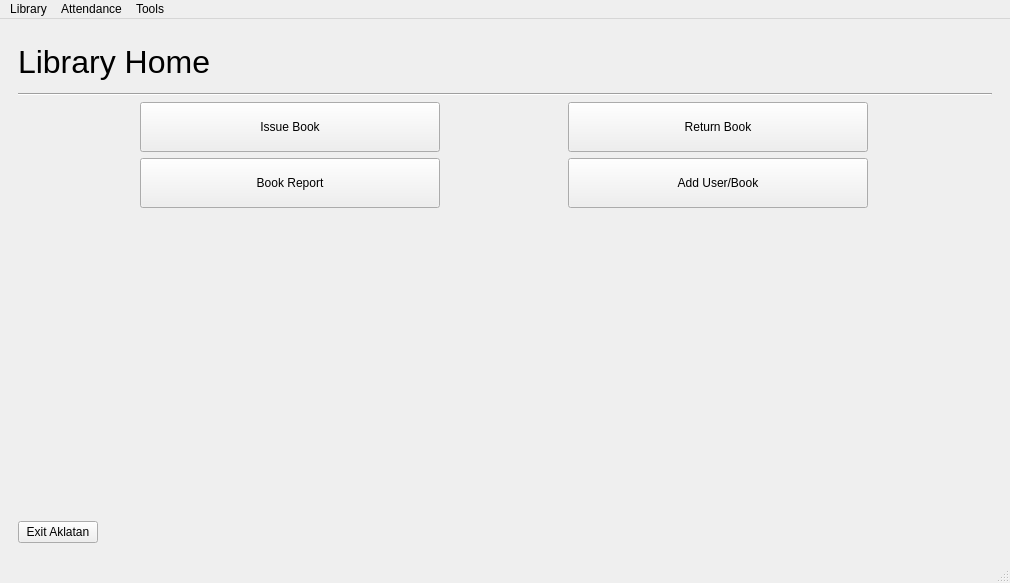
Above: library-window/ui/mainlibrarywindow.ui from AJigsawnHalo/Aklatan before the change. Below: the same form after it.
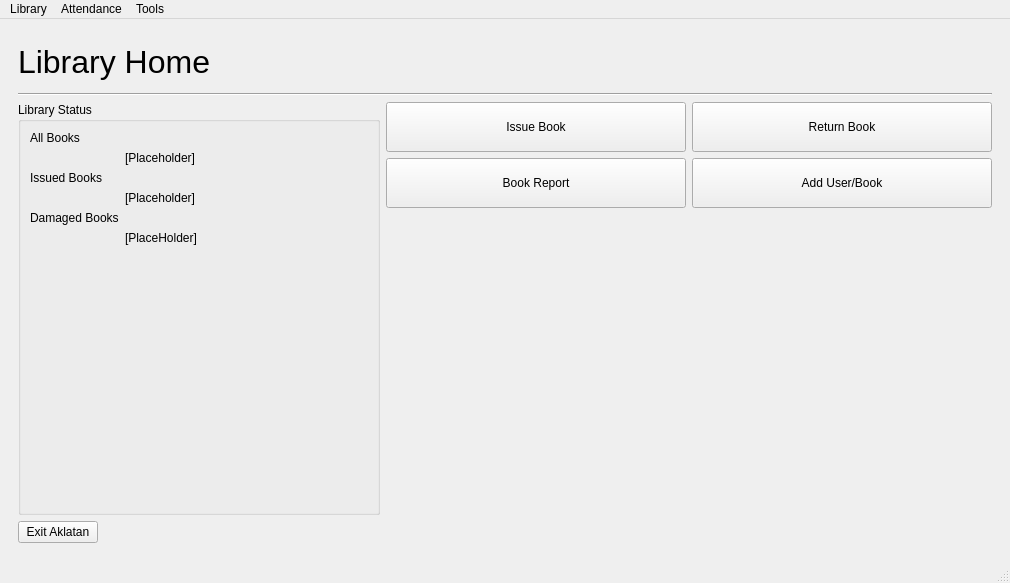
That is the form after the change.

Commit message: readded status page

Diff of the .ui file:
```diff
--- a/library-window/ui/mainlibrarywindow.ui
+++ b/library-window/ui/mainlibrarywindow.ui
@@ -71,7 +71,59 @@
         <item>
          <layout class="QGridLayout" name="gridLayout_6">
           <item row="0" column="0" rowspan="3">
-           <layout class="QGridLayout" name="gridLayout_11"/>
+           <layout class="QGridLayout" name="gridLayout_11">
+            <item row="0" column="0">
+             <widget class="QGroupBox" name="groupBox">
+              <property name="title">
+               <string>Library Status</string>
+              </property>
+              <layout class="QFormLayout" name="formLayout">
+               <item row="0" column="0">
+                <widget class="QLabel" name="label_24">
+                 <property name="text">
+                  <string>All Books</string>
+                 </property>
+                </widget>
+               </item>
+               <item row="1" column="1">
+                <widget class="QLabel" name="labelAll">
+                 <property name="text">
+                  <string>[Placeholder]</string>
+                 </property>
+                </widget>
+               </item>
+               <item row="2" column="0">
+                <widget class="QLabel" name="label_26">
+                 <property name="text">
+                  <string>Issued Books</string>
+                 </property>
+                </widget>
+               </item>
+               <item row="4" column="0">
+                <widget class="QLabel" name="label_28">
+                 <property name="text">
+                  <string>Damaged Books</string>
+                 </property>
+                </widget>
+               </item>
+               <item row="3" column="1">
+                <widget class="QLabel" name="labelIssued">
+                 <property name="text">
+                  <string>[Placeholder]</string>
+                 </property>
+                </widget>
+               </item>
+               <item row="5" column="1">
+                <widget class="QLabel" name="labelDamaged">
+                 <property name="text">
+                  <string>[PlaceHolder]</string>
+                 </property>
+                </widget>
+               </item>
+              </layout>
+             </widget>
+            </item>
+           </layout>
           </item>
           <item row="0" column="1">
            <widget class="QPushButton" name="homeIssueButton">
```
The commit also changes 3 other files.
